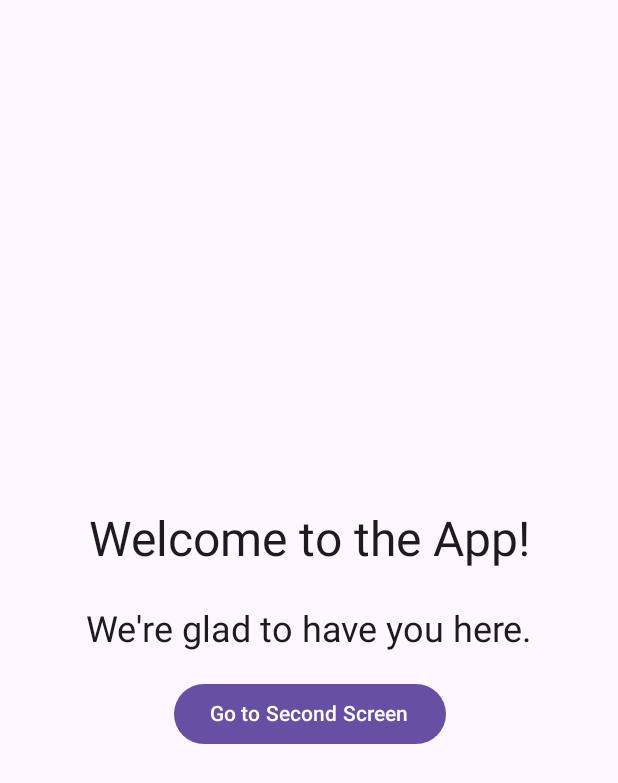
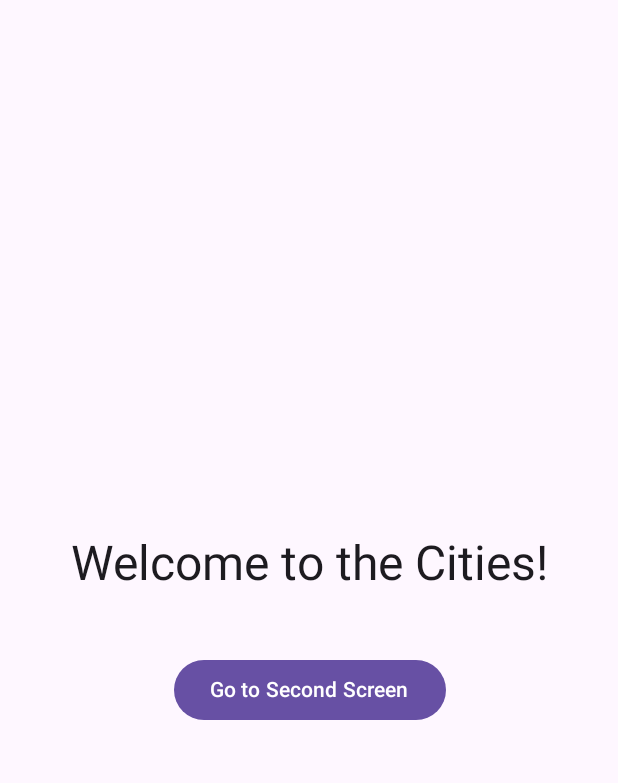
Before and after one commit to YuraMkrtchyan404/CitiesMobile, an Android app built with Jetpack Compose: the screen it shows after launch (MainActivity), on a phone screen of 412 x 824 dp. Shown: the top 783 px of the screen. Run offline under Robolectric (Android 15) with nearby library versions, the phone set to English and light mode, and no system bars.

Commit message:
Structural Changes

```diff
--- /dev/null
+++ b/app/src/main/java/com/example/citiesmobile/City.kt
@@ -0,0 +1,3 @@
+package com.example.citiesmobile
+
+data class City(val name: String, val description: String, val imageRes: Int)
--- /dev/null
+++ b/app/src/main/java/com/example/citiesmobile/Constants.kt
@@ -0,0 +1,22 @@
+package com.example.citiesmobile
+
+// Navigation routes
+const val WELCOME_SCREEN_ROUTE = "welcome_screen"
+const val SECOND_SCREEN_ROUTE = "second_screen"
+const val YEREVAN_DESCRIPTION = "Yerevan, the capital of Armenia, is a city steeped in history and" +
+        " culture. Known as the \"Pink City\" for its distinctive rose-hued tufa stone architecture," +
+        " Yerevan enchants visitors with its blend of ancient landmarks and modern vitality."
+const val WASHINGTON_DESCRIPTION = "Washington D.C., the capital of the United States, stands as a" +
+        " symbol of democracy and history. The city is lined with iconic neoclassical monuments and" +
+        " buildings, including the stately Capitol Building, the White House, and the Supreme Court."
+const val MADRID_DESCRIPTION = "Madrid, Spain's central capital, is a city of elegant boulevards and" +
+        " expansive, manicured parks such as the Buen Retiro. It's renowned for its rich repositories" +
+        " of European art, including the Prado Museum's works by Goya, Velázquez, and other Spanish masters."
+const val WELCOME_TEXT = "Welcome to the Cities!"
+const val SECOND_SCREEN_BUTTON = "Go to Second Screen"
+const val SECOND_SCREEN_TITLE = "Cities List"
+
+// Image resource constants
+val YEREVAN_IMAGE_RES = R.drawable.yerevan
+val WASHINGTON_IMAGE_RES = R.drawable.washington
+val MADRID_IMAGE_RES = R.drawable.madrid
--- a/app/src/main/java/com/example/citiesmobile/MainActivity.kt
+++ b/app/src/main/java/com/example/citiesmobile/MainActivity.kt
@@ -3,171 +3,19 @@ package com.example.citiesmobile
 import android.os.Bundle
 import androidx.activity.ComponentActivity
 import androidx.activity.compose.setContent
-import androidx.compose.foundation.Image
-import androidx.compose.foundation.layout.Box
-import androidx.compose.foundation.layout.fillMaxSize
-import androidx.compose.foundation.layout.Column
-import androidx.compose.foundation.layout.Spacer
-import androidx.compose.foundation.layout.fillMaxWidth
-import androidx.compose.foundation.layout.height
-import androidx.compose.foundation.layout.padding
-import androidx.compose.foundation.lazy.LazyColumn
-import androidx.compose.foundation.lazy.items
-import androidx.compose.material.icons.Icons
-import androidx.compose.material.icons.filled.ArrowBack
-import androidx.compose.material3.Button
-import androidx.compose.material3.ExperimentalMaterial3Api
-import androidx.compose.material3.Icon
-import androidx.compose.material3.IconButton
-import androidx.compose.material3.MaterialTheme
-import androidx.compose.material3.Scaffold
-import androidx.compose.material3.Surface
-import androidx.compose.material3.Text
-import androidx.compose.material3.TopAppBar
-import androidx.compose.runtime.Composable
-import androidx.compose.ui.Alignment
-import androidx.compose.ui.Modifier
-import androidx.compose.ui.unit.dp
-import androidx.compose.ui.tooling.preview.Preview
-import androidx.navigation.NavController
 import androidx.navigation.compose.NavHost
 import androidx.navigation.compose.composable
 import androidx.navigation.compose.rememberNavController
-import androidx.compose.ui.res.painterResource
-
 
 class MainActivity : ComponentActivity() {
     override fun onCreate(savedInstanceState: Bundle?) {
         super.onCreate(savedInstanceState)
         setContent {
             val navController = rememberNavController()
-            NavHost(navController = navController, startDestination = "welcome_screen") {
-                composable("welcome_screen") { WelcomeScreen(navController) }
-                composable("second_screen") { SecondScreen(navController, cities) }
+            NavHost(navController = navController, startDestination = WELCOME_SCREEN_ROUTE) {
+                composable(WELCOME_SCREEN_ROUTE) { WelcomeScreen(navController) }
+                composable(SECOND_SCREEN_ROUTE) { SecondScreen(navController, cities) }
             }
         }
     }
 }
-
-@Composable
-fun WelcomeScreen(navController: NavController) {
-    Surface(color = MaterialTheme.colorScheme.background) {
-        Box(modifier = Modifier.fillMaxSize(), contentAlignment = Alignment.Center) {
-            Column(horizontalAlignment = Alignment.CenterHorizontally) {
-                Text(
-                    text = "Welcome to the App!",
-                    style = MaterialTheme.typography.headlineLarge,
-                    modifier = Modifier.padding(16.dp)
-                )
-                Spacer(modifier = Modifier.height(8.dp))
-                Text(
-                    text = "We're glad to have you here.",
-                    style = MaterialTheme.typography.headlineSmall
-                )
-                Spacer(modifier = Modifier.height(16.dp))
-                Button(onClick = { navController.navigate("second_screen") }) {
-                    Text(text = "Go to Second Screen")
-                }
-            }
-        }
-    }
-}
-
-data class City(val name: String, val description: String, val imageRes: Int)
-
-val cities = listOf(
-    City(
-        "Yerevan",
-        "Yerevan, the capital of Armenia, is a city steeped in history and culture. Known" +
-                " as the \"Pink City\" for its distinctive rose-hued tufa stone architecture, Yerevan" +
-                " enchants visitors with its blend of ancient landmarks and modern vitality.",
-        R.drawable.yerevan
-    ),
-    City(
-        "Washington",
-        "Washington D.C., the capital of the United States, stands as a symbol of democracy" +
-                " and history. The city is lined with iconic neoclassical monuments and buildings," +
-                " including the stately Capitol Building, the White House, and the Supreme Court.",
-        R.drawable.washington
-    ),
-    City(
-        "Madrid",
-        "Madrid, Spain's central capital, is a city of elegant boulevards and expansive," +
-                " manicured parks such as the Buen Retiro. It's renowned for its rich repositories of" +
-                " European art, including the Prado Museum's works by Goya, Velázquez, and other" +
-                " Spanish masters",
-        R.drawable.madrid
-    )
-)
-
-@OptIn(ExperimentalMaterial3Api::class)
-@Composable
-fun SecondScreen(navController: NavController, cities: List<City>) {
-    Scaffold(
-        topBar = {
-            TopAppBar(
-                title = { Text("Cities List") },
-                navigationIcon = {
-                    if (navController.previousBackStackEntry != null) {
-                        IconButton(onClick = { navController.navigateUp() }) {
-                            Icon(Icons.Filled.ArrowBack, contentDescription = "Back")
-                        }
-                    }
-                }
-            )
-        }
-    ) { innerPadding ->
-        Surface(
-            color = MaterialTheme.colorScheme.background,
-            modifier = Modifier.padding(innerPadding)
-        ) {
-            Box(modifier = Modifier.fillMaxSize()) {
-                LazyColumn {
-                    items(cities) { city ->
-                        CityItem(city)
-                    }
-                }
-            }
-        }
-    }
-}
-
-@Composable
-fun CityItem(city: City) {
-    Column(
-        modifier = Modifier
-            .fillMaxWidth()
-            .padding(16.dp)
-    ) {
-        Text(
-            text = city.name,
-            style = MaterialTheme.typography.titleMedium,
-            modifier = Modifier.padding(bottom = 8.dp)
-        )
-        Text(
-            text = city.description,
-            style = MaterialTheme.typography.bodyMedium
-        )
-        Image(
-            painter = painterResource(id = city.imageRes),
-            contentDescription = "Image of ${city.name}",
-            modifier = Modifier
-                .fillMaxWidth()
-                .height(180.dp)
-        )
-    }
-}
-
-@Preview(showBackground = true)
-@Composable
-fun DefaultPreview() {
-    val navController = rememberNavController()
-    WelcomeScreen(navController)
-}
-
-@Preview(showBackground = true)
-@Composable
-fun SecondPreview() {
-    val navController = rememberNavController()
-    SecondScreen(navController = navController, cities = cities)
-}
--- /dev/null
+++ b/app/src/main/java/com/example/citiesmobile/WelcomeScreen.kt
@@ -0,0 +1,37 @@
+package com.example.citiesmobile
+
+import androidx.compose.foundation.layout.Box
+import androidx.compose.foundation.layout.Column
+import androidx.compose.foundation.layout.Spacer
+import androidx.compose.foundation.layout.fillMaxSize
+import androidx.compose.foundation.layout.height
+import androidx.compose.foundation.layout.padding
+import androidx.compose.material3.Button
+import androidx.compose.material3.MaterialTheme
+import androidx.compose.material3.Surface
+import androidx.compose.material3.Text
+import androidx.compose.runtime.Composable
+import androidx.compose.ui.Alignment
+import androidx.compose.ui.Modifier
+import androidx.compose.ui.unit.dp
+import androidx.navigation.NavController
+
+@Composable
+fun WelcomeScreen(navController: NavController) {
+    Surface(color = MaterialTheme.colorScheme.background) {
+        Box(modifier = Modifier.fillMaxSize(), contentAlignment = Alignment.Center) {
+            Column(horizontalAlignment = Alignment.CenterHorizontally) {
+                Text(
+                    text = WELCOME_TEXT,
+                    style = MaterialTheme.typography.headlineLarge,
+                    modifier = Modifier.padding(16.dp)
+                )
+                Spacer(modifier = Modifier.height(8.dp))
+                Spacer(modifier = Modifier.height(16.dp))
+                Button(onClick = { navController.navigate(SECOND_SCREEN_ROUTE) }) {
+                    Text(text = SECOND_SCREEN_BUTTON)
+                }
+            }
+        }
+    }
+}
```
Also changed, not shown: app/src/main/java/com/example/citiesmobile/CityData.kt (added, +19 -0 lines), app/src/main/java/com/example/citiesmobile/CityItem.kt (added, +39 -0 lines), app/src/main/java/com/example/citiesmobile/Preview.kt (added, +19 -0 lines), app/src/main/java/com/example/citiesmobile/SecondScreen.kt (added, +48 -0 lines).
